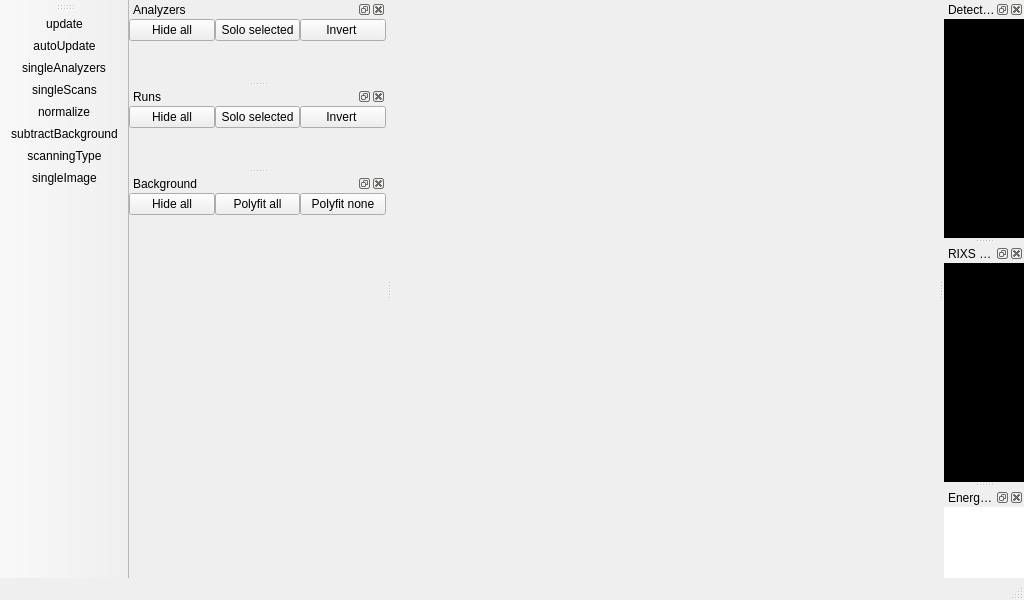
The window that development/designer.ui (flmiot/xes) describes before a commit, drawn with Qt 5.
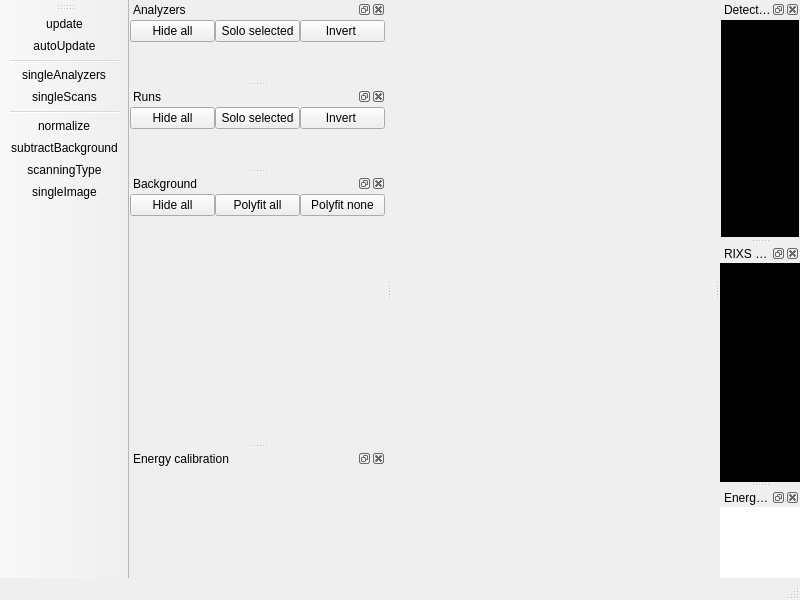
The same window after the commit. Icons and pictures are not drawn. Custom widgets are drawn as their Qt base class.

Commit message: Energy calibration

The edit to the form file:
```diff
--- a/development/designer.ui
+++ b/development/designer.ui
@@ -6,7 +6,7 @@
    <rect>
     <x>0</x>
     <y>0</y>
-    <width>1024</width>
+    <width>800</width>
     <height>600</height>
    </rect>
   </property>
@@ -46,8 +46,10 @@
    </attribute>
    <addaction name="actionUpdate"/>
    <addaction name="actionAutoUpdate"/>
+   <addaction name="separator"/>
    <addaction name="actionSingleAnalyzers"/>
    <addaction name="actionSingleScans"/>
+   <addaction name="separator"/>
    <addaction name="actionNormalize"/>
    <addaction name="actionSubtractBackground"/>
    <addaction name="actionScanningType"/>
@@ -75,19 +77,19 @@
    <widget class="QWidget" name="dockWidgetContents_2">
     <layout class="QVBoxLayout" name="verticalLayout_3">
      <property name="spacing">
-      <number>0</number>
+      <number>1</number>
      </property>
      <property name="leftMargin">
-      <number>0</number>
+      <number>1</number>
      </property>
      <property name="topMargin">
-      <number>0</number>
+      <number>1</number>
      </property>
      <property name="rightMargin">
-      <number>0</number>
+      <number>1</number>
      </property>
      <property name="bottomMargin">
-      <number>0</number>
+      <number>1</number>
      </property>
      <item>
       <layout class="QHBoxLayout" name="horizontalLayout_2">
@@ -144,17 +146,20 @@
    </attribute>
    <widget class="QWidget" name="dockWidgetContents_5">
     <layout class="QVBoxLayout" name="verticalLayout_2">
+     <property name="spacing">
+      <number>1</number>
+     </property>
      <property name="leftMargin">
-      <number>0</number>
+      <number>1</number>
      </property>
      <property name="topMargin">
-      <number>0</number>
+      <number>1</number>
      </property>
      <property name="rightMargin">
-      <number>0</number>
+      <number>1</number>
      </property>
      <property name="bottomMargin">
-      <number>0</number>
+      <number>1</number>
      </property>
      <item>
       <widget class="Monitor" name="monitor1" native="true">
@@ -602,6 +607,9 @@
    </attribute>
    <widget class="QWidget" name="dockWidgetContents_6">
     <layout class="QVBoxLayout" name="verticalLayout_5">
+     <property name="spacing">
+      <number>0</number>
+     </property>
      <property name="leftMargin">
       <number>0</number>
      </property>
@@ -1054,6 +1062,9 @@
    </attribute>
    <widget class="QWidget" name="dockWidgetContents_4">
     <layout class="QVBoxLayout" name="verticalLayout_6">
+     <property name="spacing">
+      <number>0</number>
+     </property>
      <property name="leftMargin">
       <number>0</number>
      </property>
@@ -1513,19 +1524,19 @@
    <widget class="QWidget" name="dockWidgetContents">
     <layout class="QVBoxLayout" name="verticalLayout">
      <property name="spacing">
-      <number>0</number>
+      <number>1</number>
      </property>
      <property name="leftMargin">
-      <number>0</number>
+      <number>1</number>
      </property>
      <property name="topMargin">
-      <number>0</number>
+      <number>1</number>
      </property>
      <property name="rightMargin">
-      <number>0</number>
+      <number>1</number>
      </property>
      <property name="bottomMargin">
-      <number>0</number>
+      <number>1</number>
      </property>
      <item>
       <layout class="QHBoxLayout" name="horizontalLayout">
@@ -1571,19 +1582,19 @@
    <widget class="QWidget" name="dockWidgetContents_3">
     <layout class="QVBoxLayout" name="verticalLayout_4">
      <property name="spacing">
-      <number>0</number>
+      <number>1</number>
      </property>
      <property name="leftMargin">
-      <number>0</number>
+      <number>1</number>
      </property>
      <property name="topMargin">
-      <number>0</number>
+      <number>1</number>
      </property>
      <property name="rightMargin">
-      <number>0</number>
+      <number>1</number>
      </property>
      <property name="bottomMargin">
-      <number>0</number>
+      <number>1</number>
      </property>
      <item>
       <layout class="QHBoxLayout" name="horizontalLayout_3">
@@ -1622,7 +1633,37 @@
     </layout>
    </widget>
   </widget>
-  <widget class="QStatusBar" name="statusBar"/>
+  <widget class="Logbar" name="statusBar"/>
+  <widget class="QDockWidget" name="dock_calibration">
+   <property name="windowTitle">
+    <string>Energy calibration</string>
+   </property>
+   <attribute name="dockWidgetArea">
+    <number>1</number>
+   </attribute>
+   <widget class="QWidget" name="dockWidgetContents_7">
+    <layout class="QVBoxLayout" name="verticalLayout_7">
+     <property name="spacing">
+      <number>1</number>
+     </property>
+     <property name="leftMargin">
+      <number>1</number>
+     </property>
+     <property name="topMargin">
+      <number>1</number>
+     </property>
+     <property name="rightMargin">
+      <number>1</number>
+     </property>
+     <property name="bottomMargin">
+      <number>1</number>
+     </property>
+     <item>
+      <widget class="CalibrationTree" name="tree_calibration" native="true"/>
+     </item>
+    </layout>
+   </widget>
+  </widget>
   <action name="actionUpdate">
    <property name="icon">
     <iconset resource="resources.qrc">
@@ -1795,6 +1836,17 @@
     <slot>polyfit_no_bgroi()</slot>
    </slots>
   </customwidget>
+  <customwidget>
+   <class>Logbar</class>
+   <extends>QStatusBar</extends>
+   <header>xes.logbar</header>
+  </customwidget>
+  <customwidget>
+   <class>CalibrationTree</class>
+   <extends>QWidget</extends>
+   <header>xes.trees</header>
+   <container>1</container>
+  </customwidget>
  </customwidgets>
  <resources>
   <include location="resources.qrc"/>
```
Left out of the diff: 68 changed lines with no effect on the pictures. The commit also changes 24 other files.
